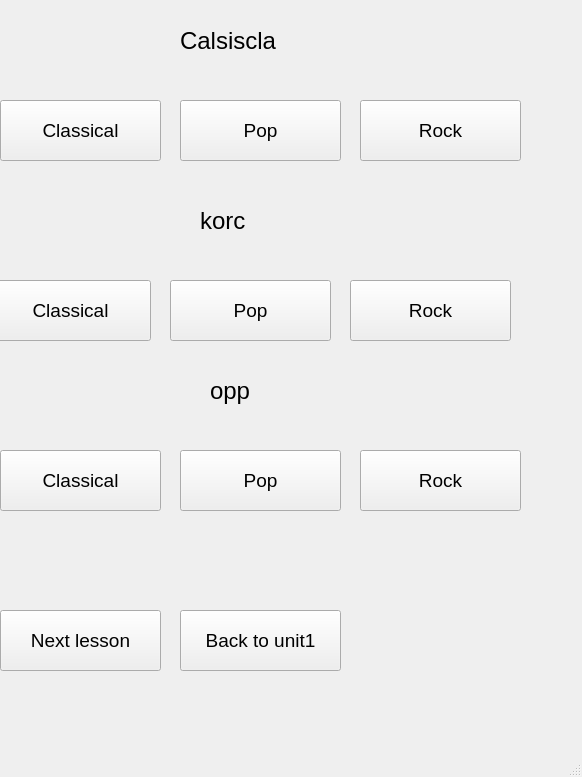
Before: the Qt Designer form SPCK/Gui/music5.ui in trongphuc1/TL-C4K-PTI01-, drawn with Qt 5.
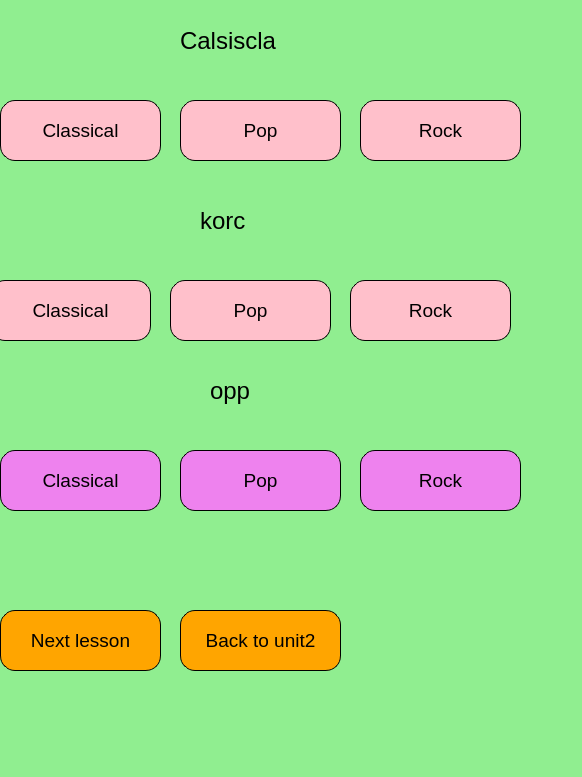
After: the same form once the commit is applied.

Diff of the .ui file:
```diff
--- a/SPCK/Gui/music5.ui
+++ b/SPCK/Gui/music5.ui
@@ -13,6 +13,10 @@
   <property name="windowTitle">
    <string>MainWindow</string>
   </property>
+  <property name="styleSheet">
+   <string notr="true">
+    background-color:lightgreen;</string>
+  </property>
   <widget class="QWidget" name="centralwidget">
    <widget class="QPushButton" name="pushButton_6">
     <property name="geometry">
@@ -28,6 +32,12 @@
       <pointsize>14</pointsize>
      </font>
     </property>
+    <property name="styleSheet">
+     <string notr="true">    border-radius: 15px;
+    border: 1px solid black;
+    padding: 5px;
+    background-color:pink;</string>
+    </property>
     <property name="text">
      <string>Classical</string>
     </property>
@@ -64,6 +74,12 @@
       <pointsize>14</pointsize>
      </font>
     </property>
+    <property name="styleSheet">
+     <string notr="true">    border-radius: 15px;
+    border: 1px solid black;
+    padding: 5px;
+    background-color:pink;</string>
+    </property>
     <property name="text">
      <string>Pop</string>
     </property>
@@ -82,6 +98,12 @@
       <pointsize>14</pointsize>
      </font>
     </property>
+    <property name="styleSheet">
+     <string notr="true">    border-radius: 15px;
+    border: 1px solid black;
+    padding: 5px;
+    background-color:pink;</string>
+    </property>
     <property name="text">
      <string>Rock</string>
     </property>
@@ -100,6 +122,12 @@
       <pointsize>14</pointsize>
      </font>
     </property>
+    <property name="styleSheet">
+     <string notr="true">    border-radius: 15px;
+    border: 1px solid black;
+    padding: 5px;
+    background-color:pink;</string>
+    </property>
     <property name="text">
      <string>Classical</string>
     </property>
@@ -118,6 +146,12 @@
       <pointsize>14</pointsize>
      </font>
     </property>
+    <property name="styleSheet">
+     <string notr="true">    border-radius: 15px;
+    border: 1px solid black;
+    padding: 5px;
+    background-color:pink;</string>
+    </property>
     <property name="text">
      <string>Rock</string>
     </property>
@@ -154,6 +188,12 @@
       <pointsize>14</pointsize>
      </font>
     </property>
+    <property name="styleSheet">
+     <string notr="true">    border-radius: 15px;
+    border: 1px solid black;
+    padding: 5px;
+    background-color:pink;</string>
+    </property>
     <property name="text">
      <string>Pop</string>
     </property>
@@ -172,6 +212,12 @@
       <pointsize>14</pointsize>
      </font>
     </property>
+    <property name="styleSheet">
+     <string notr="true">    border-radius: 15px;
+    border: 1px solid black;
+    padding: 5px;
+    background-color:violet;</string>
+    </property>
     <property name="text">
      <string>Rock</string>
     </property>
@@ -208,6 +254,12 @@
       <pointsize>14</pointsize>
      </font>
     </property>
+    <property name="styleSheet">
+     <string notr="true">    border-radius: 15px;
+    border: 1px solid black;
+    padding: 5px;
+    background-color:violet;</string>
+    </property>
     <property name="text">
      <string>Pop</string>
     </property>
@@ -226,6 +278,12 @@
       <pointsize>14</pointsize>
      </font>
     </property>
+    <property name="styleSheet">
+     <string notr="true">    border-radius: 15px;
+    border: 1px solid black;
+    padding: 5px;
+    background-color:violet;</string>
+    </property>
     <property name="text">
      <string>Classical</string>
     </property>
@@ -244,8 +302,14 @@
       <pointsize>14</pointsize>
      </font>
     </property>
+    <property name="styleSheet">
+     <string notr="true">    border-radius: 15px;
+    border: 1px solid black;
+    padding: 5px;
+    background-color:orange;</string>
+    </property>
     <property name="text">
-     <string>Back to unit1</string>
+     <string>Back to unit2</string>
     </property>
    </widget>
    <widget class="QPushButton" name="pushButton_18">
@@ -262,6 +326,12 @@
       <pointsize>14</pointsize>
      </font>
     </property>
+    <property name="styleSheet">
+     <string notr="true">    border-radius: 15px;
+    border: 1px solid black;
+    padding: 5px;
+    background-color:orange;</string>
+    </property>
     <property name="text">
      <string>Next lesson</string>
     </property>
```
Left out of the diff: 22 changed lines with no effect on the pictures.
